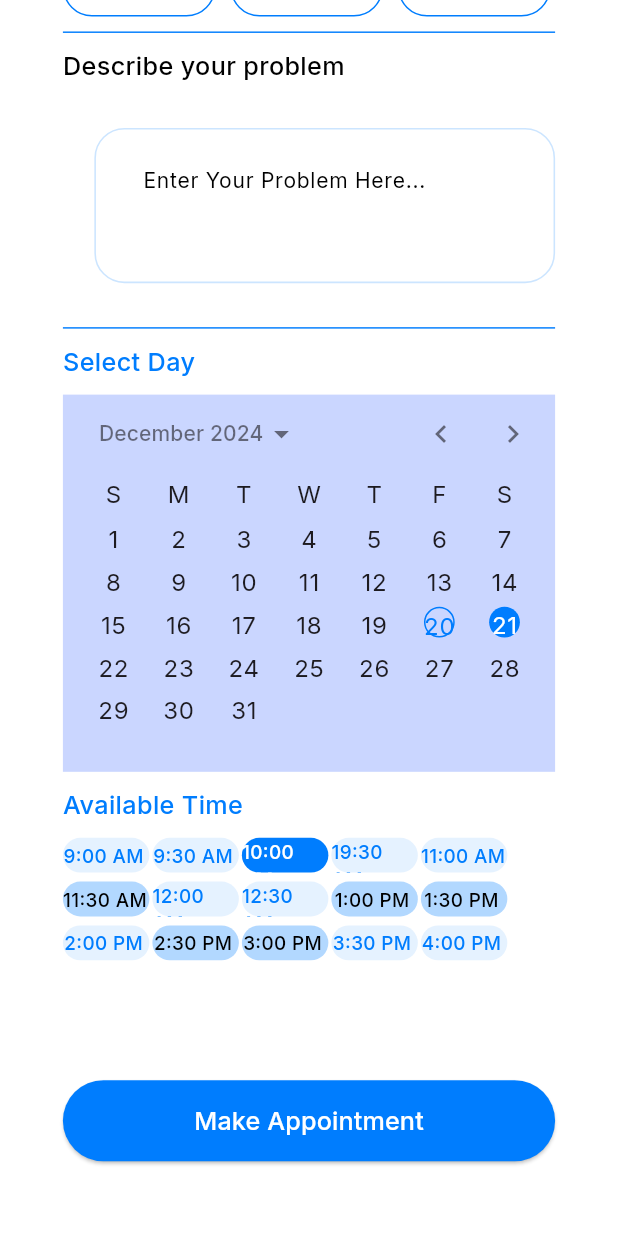
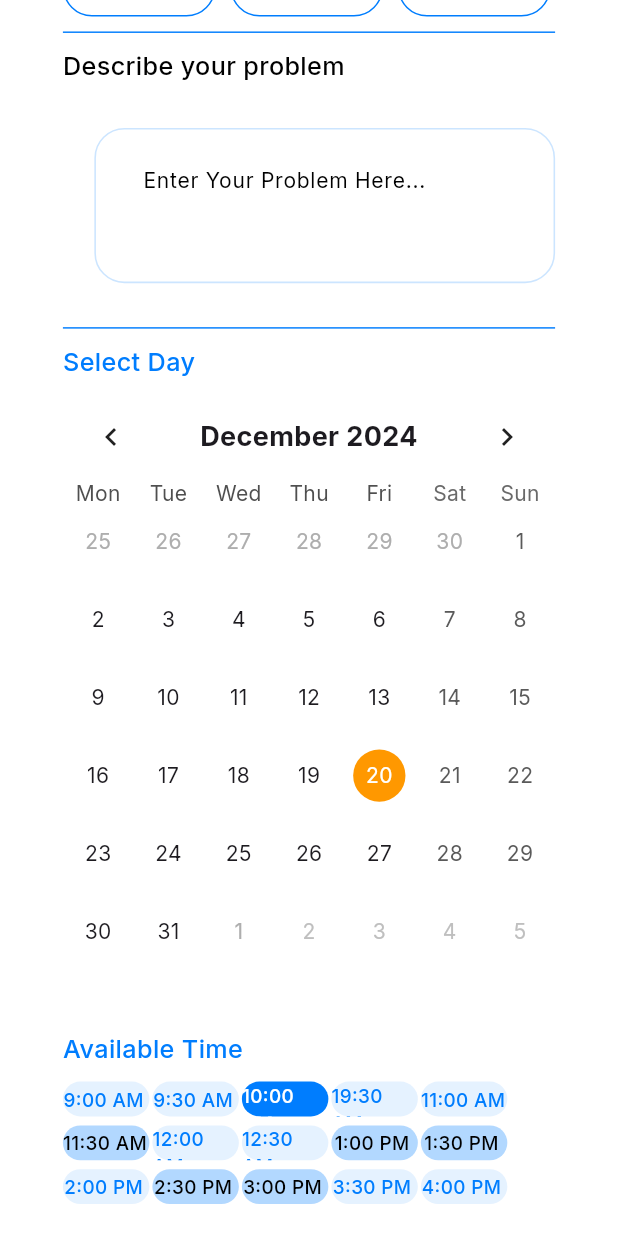
Before and after one commit to safaanwar1122/appointment_app, a Flutter app: the BookAppointmentScreen screen opened directly, scrolled down 959 dp, on a phone screen of 412 x 824 dp. Run offline on Flutter 3.47's test engine with Material 3 defaults, Android fonts, the phone set to English and light mode, and no system bars; drawn by our look-alikes of calendar_date_picker2, table_calendar; our stand-ins replace dotted_line, flutter_screenutil, flutter_svg, get, google_fonts; missing offline and left inert: rich_readmore.

Commit message:
16 commit

```diff
--- a/lib/main.dart
+++ b/lib/main.dart
@@ -39,8 +39,8 @@ class MyApp extends StatelessWidget {
                 ),
               ),
               debugShowCheckedModeBanner: false,
-              // home: BookAppointmentScreen(),
-              home: SplashScreen(),
+               home: BookAppointmentScreen(),
+             // home: SplashScreen(),
              // home: CalendarPage(),
             );
           },
--- a/lib/screen/book_appointment_screen.dart
+++ b/lib/screen/book_appointment_screen.dart
@@ -1,6 +1,7 @@
 
 import 'package:appointment_app/export.dart';
 import 'package:calendar_date_picker2/calendar_date_picker2.dart';
+import 'package:table_calendar/table_calendar.dart';
 class BookAppointmentScreen extends StatefulWidget {
   const BookAppointmentScreen({super.key});
   @override
@@ -8,55 +9,18 @@ class BookAppointmentScreen extends StatefulWidget {
 }
 
 class _BookAppointmentScreenState extends State<BookAppointmentScreen> {
+  final TextEditingController controller=TextEditingController();
   var containerColorProvider;
-  final TextEditingController controller=TextEditingController();
-  List<DateTime?> _singleDatePickerValueWithDefaultValue=[
-    DateTime.now().add(const Duration(days: 1)),
-  ];
-  final config=CalendarDatePicker2Config(
-    calendarViewMode: CalendarDatePicker2Mode.scroll,
-    selectedDayHighlightColor: AppColors.blue,
-    weekdayLabels: ['MON', 'TUE', 'WED', 'THU', 'FRI', 'SAT', 'SUN'],
-    weekdayLabelTextStyle: TextStyle(
-      color: AppColors.blue.withOpacity(0.2),
-      fontWeight: FontWeight.w300,
-      fontSize: 12,
-    ),
-    firstDayOfWeek: 1,
-    controlsHeight: 50,
-    dayMaxWidth: 25,
-    controlsTextStyle: TextStyle(
-      color: AppColors.black,
-      fontSize: 15,
-      fontWeight: FontWeight.bold,
-    ),
-    dayTextStyle: const TextStyle(
-      color: Colors.amber,
-      fontWeight: FontWeight.bold,
-    ),
-    disabledDayTextStyle: const TextStyle(
-      color: Colors.grey,
-    ),
-    modePickersGap: 0,
-    modePickerTextHandler: ({required monthDate, isMonthPicker}) {
-      if (isMonthPicker ?? false) {
-        // Custom month picker text
-        return '${getLocaleShortMonthFormat(const Locale('en')).format(monthDate)} C';
-      }
+  late DateTime _selectedDay;
+  late DateTime _focusedDay;
 
-      return null;
-    },
-    firstDate: DateTime(DateTime.now().year - 2, DateTime.now().month - 1,
-        DateTime.now().day - 5),
-    lastDate: DateTime(DateTime.now().year + 3, DateTime.now().month + 2,
-        DateTime.now().day + 10),
-    selectableDayPredicate: (day) =>
-    !day
-        .difference(DateTime.now().add(const Duration(days: 3)))
-        .isNegative &&
-        day.isBefore(DateTime.now().add(const Duration(days: 30))),
+  @override
+  void initState() {
+    super.initState();
+    _selectedDay = DateTime.now();
+    _focusedDay = DateTime.now();
+  }
 
-  );
   @override
   Widget build(BuildContext context) {
     void iniState() {
@@ -356,20 +320,39 @@ class _BookAppointmentScreenState extends State<BookAppointmentScreen> {
                     fontSize: 16,
                     color: AppColors.blue),
                 verticalSpacer(10),
-                Container(
-                  width: 407.w,
-                  height: 260.h,
-                  color: AppColors.lavender,
-                  child:CalendarDatePicker2(
-                    displayedMonthDate: _singleDatePickerValueWithDefaultValue.first,
-                    config: config,
-                    value: _singleDatePickerValueWithDefaultValue,
-                    onValueChanged: (dates) => setState(
-                            () => _singleDatePickerValueWithDefaultValue = dates),
+                TableCalendar(
+                  firstDay: DateTime(2020),
+                  lastDay: DateTime(2025),
+                  focusedDay: _focusedDay,
+                  selectedDayPredicate: (day) => isSameDay(_selectedDay, day),
+                  onDaySelected: (selectedDay, focusedDay) {
+                    setState(() {
+                      _selectedDay = selectedDay;
+                      _focusedDay = focusedDay;
+                    });
+                  },
+                  calendarStyle: CalendarStyle(
+                    todayDecoration: BoxDecoration(
+                      color: Colors.blue,
+                      shape: BoxShape.circle,
+                    ),
+                    selectedDecoration: BoxDecoration(
+                      color: Colors.orange, // Default selected color
+                      shape: BoxShape.circle,
+                    ),
+                    selectedTextStyle: TextStyle(color: Colors.white),
                   ),
-
+                  headerStyle: HeaderStyle(
+                    formatButtonVisible: false,
+                    titleCentered: true,
+                    headerMargin: EdgeInsets.zero, // Remove margin above the header
+                    titleTextStyle: TextStyle(fontSize: 18, fontWeight: FontWeight.bold),
+                    headerPadding: EdgeInsets.symmetric(vertical: 4), // Reduce vertical padding
+                  ),
+                  // Set the start of the week to Monday
+                  startingDayOfWeek: StartingDayOfWeek.monday, // Start from Monday
                 ),
-                verticalSpacer(10),
+                verticalSpacer(40),
                 customText(
                     text: 'Available Time',
                     fontWeight: FontWeight.w500,
@@ -382,7 +365,7 @@ class _BookAppointmentScreenState extends State<BookAppointmentScreen> {
                 customButton(
                     label: 'Make Appointment',
                     onPressed: () {
-                      Get.to(() => const AppointmentSuccessfulScreen());
+                      Get.to(() => const AppointmentDetailsScreen());
                     },
                     buttonColor: AppColors.blue,
                     textColor: AppColors.white),
--- a/pubspec.yaml
+++ b/pubspec.yaml
@@ -43,6 +43,7 @@ dependencies:
   provider: ^6.0.0
   rich_readmore: ^1.1.1
   calendar_date_picker2: ^1.1.8
+  table_calendar: ^3.0.0
   #dotted_line_flutter: ^0.1.6
 
 dev_dependencies:
```
Also changed, not shown: lib/screen/calender_page.dart (+53 -80 lines), pubspec.lock.
